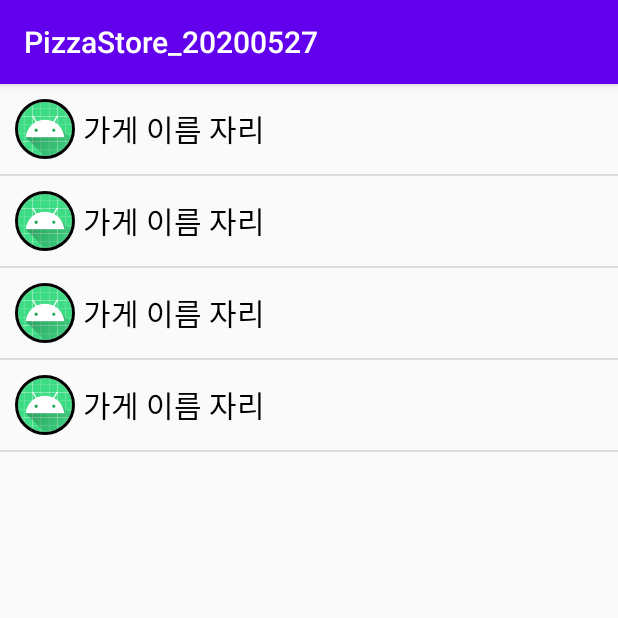
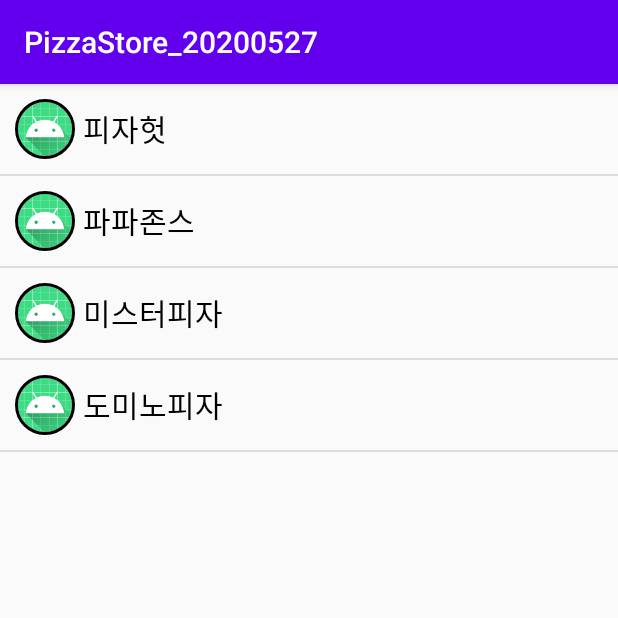
Before and after one commit to cho881020/PizzaStore_20200527, an Android app: the screen it shows after launch (MainActivity), on a phone screen of 412 x 824 dp, the top half of it. Run offline under Robolectric (Android 15) with nearby library versions, the phone set to English and light mode, and no system bars; our stand-ins replace CircleImageView, data binding.

Commit message:
피자 가게 이름 실제 출력

```diff
--- a/app/src/main/java/kr/co/tjoeun/pizzastore_20200527/adapters/PizzaStoreAdapter.java
+++ b/app/src/main/java/kr/co/tjoeun/pizzastore_20200527/adapters/PizzaStoreAdapter.java
@@ -5,6 +5,8 @@ import android.view.LayoutInflater;
 import android.view.View;
 import android.view.ViewGroup;
 import android.widget.ArrayAdapter;
+import android.widget.ImageView;
+import android.widget.TextView;
 
 import androidx.annotation.NonNull;
 import androidx.annotation.Nullable;
@@ -39,6 +41,13 @@ public class PizzaStoreAdapter extends ArrayAdapter<PizzaStore> {
             row = inf.inflate(R.layout.pizza_store_list_item, null);
         }
 
+        ImageView storeLogoImg = row.findViewById(R.id.storeLogoImg);
+        TextView storeNameTxt = row.findViewById(R.id.storeNameTxt);
+
+        PizzaStore data = mList.get(position);
+
+        storeNameTxt.setText(data.getName());
+
 
         return row;
     }
--- a/app/src/main/res/layout/pizza_store_list_item.xml
+++ b/app/src/main/res/layout/pizza_store_list_item.xml
@@ -12,6 +12,7 @@
         android:padding="10dp">
 
         <de.hdodenhof.circleimageview.CircleImageView
+            android:id="@+id/storeLogoImg"
             android:layout_width="40dp"
             android:layout_height="40dp"
             android:src="@mipmap/ic_launcher"
@@ -19,6 +20,7 @@
             app:civ_border_width="2dp" />
 
         <TextView
+            android:id="@+id/storeNameTxt"
             android:layout_width="wrap_content"
             android:layout_height="wrap_content"
             android:text="가게 이름 자리"
```
